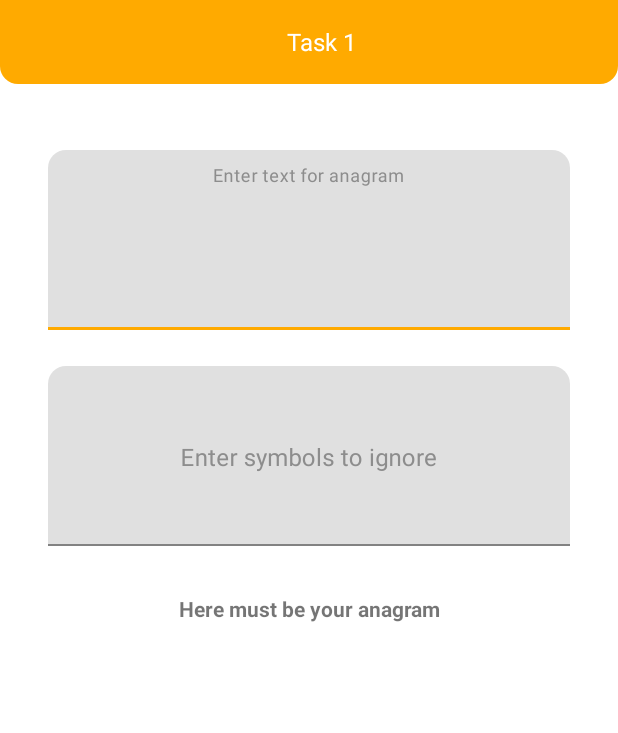
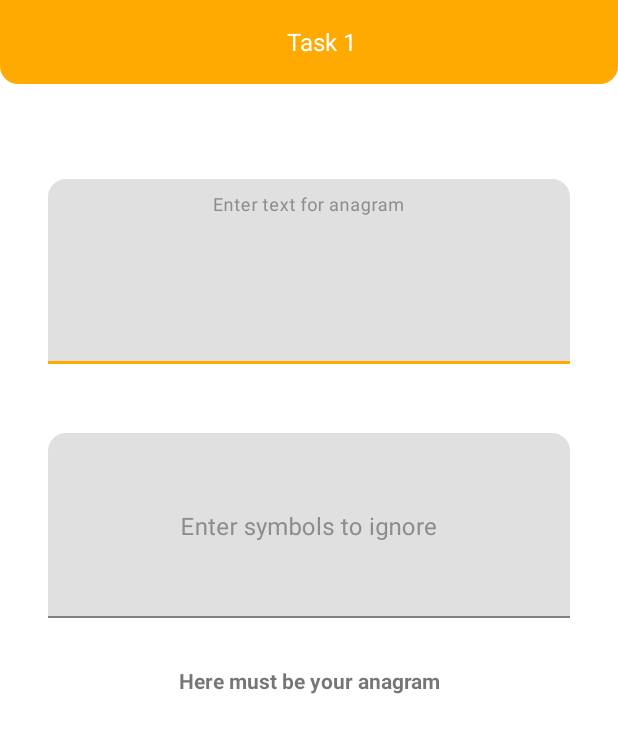
Before and after one commit to Sha-fran/Anagram, an Android app: the screen it shows after launch (MainActivity), on a phone screen of 412 x 824 dp. Shown: the top 733 px of the screen. Run offline under Robolectric (Android 15) with nearby library versions, the phone set to English and light mode, and no system bars.

Commit message:
Specified positions and sizes in percents

```diff
--- a/app/src/main/res/layout/activity_main.xml
+++ b/app/src/main/res/layout/activity_main.xml
@@ -37,23 +37,24 @@
     <com.google.android.material.textfield.TextInputLayout
         android:id="@+id/textInputLayotForAnagram"
         android:layout_width="match_parent"
-        android:layout_height="120dp"
-        android:layout_marginTop="100dp"
+        android:layout_height="0dp"
         android:hint="@string/enter_text_for_anagram"
         android:textColorHint="#8D8D8D"
         app:boxCornerRadiusTopEnd="12dp"
         app:boxCornerRadiusTopStart="12dp"
         app:hintTextColor="#8D8D8D"
+        app:layout_constraintBottom_toBottomOf="parent"
         app:layout_constraintEnd_toEndOf="parent"
         app:layout_constraintStart_toStartOf="parent"
-        app:layout_constraintTop_toTopOf="parent">
+        app:layout_constraintTop_toTopOf="parent"
+        app:layout_constraintHeight_percent="0.15"
+        app:layout_constraintVertical_bias="0.17">
 
         <com.google.android.material.textfield.TextInputEditText
             android:id="@+id/editTextForAnagram"
             android:layout_width="match_parent"
             android:layout_height="match_parent"
-            android:layout_marginStart="32dp"
-            android:layout_marginEnd="32dp"
+            android:layout_marginHorizontal="32dp"
             android:gravity="clip_vertical|center_horizontal"
             android:inputType="text"
             android:textSize="16sp" />
@@ -63,22 +64,23 @@
     <com.google.android.material.textfield.TextInputLayout
         android:id="@+id/filterInputlayot"
         android:layout_width="match_parent"
-        android:layout_height="120dp"
-        android:layout_marginTop="24dp"
+        android:layout_height="0dp"
         android:textColorHint="#8D8D8D"
         app:boxCornerRadiusTopEnd="12dp"
         app:boxCornerRadiusTopStart="12dp"
         app:hintTextColor="#8D8D8D"
+        app:layout_constraintBottom_toBottomOf="parent"
         app:layout_constraintEnd_toEndOf="parent"
+        app:layout_constraintHeight_percent="0.15"
         app:layout_constraintStart_toStartOf="parent"
-        app:layout_constraintTop_toBottomOf="@+id/textInputLayotForAnagram">
+        app:layout_constraintTop_toBottomOf="@+id/textInputLayotForAnagram"
+        app:layout_constraintVertical_bias="0.1">
 
         <com.google.android.material.textfield.TextInputEditText
             android:id="@+id/filterInputText"
             android:layout_width="match_parent"
             android:layout_height="match_parent"
-            android:layout_marginStart="32dp"
-            android:layout_marginEnd="32dp"
+            android:layout_marginHorizontal="32dp"
             android:gravity="clip_vertical|center_horizontal"
             android:hint="@string/enter_symbols_to_ignore"
             android:textSize="16sp" />
@@ -99,19 +101,17 @@
 
     <TextView
         android:id="@+id/myAnagram"
-        android:layout_width="match_parent"
+        android:layout_width="wrap_content"
         android:layout_height="wrap_content"
-        android:layout_marginStart="32dp"
-        android:layout_marginTop="5dp"
-        android:layout_marginEnd="32dp"
         android:text="@string/textview"
         android:textColor="#ffaa00"
         android:textSize="20sp"
         android:textStyle="normal"
         android:visibility="invisible"
+        app:layout_constraintBottom_toBottomOf="parent"
         app:layout_constraintEnd_toEndOf="parent"
-        app:layout_constraintHorizontal_bias="0.0"
         app:layout_constraintStart_toStartOf="parent"
-        app:layout_constraintTop_toBottomOf="@+id/filterInputlayot" />
+        app:layout_constraintTop_toBottomOf="@+id/filterInputlayot"
+        app:layout_constraintVertical_bias="0.1" />
 
 </androidx.constraintlayout.widget.ConstraintLayout>
```
